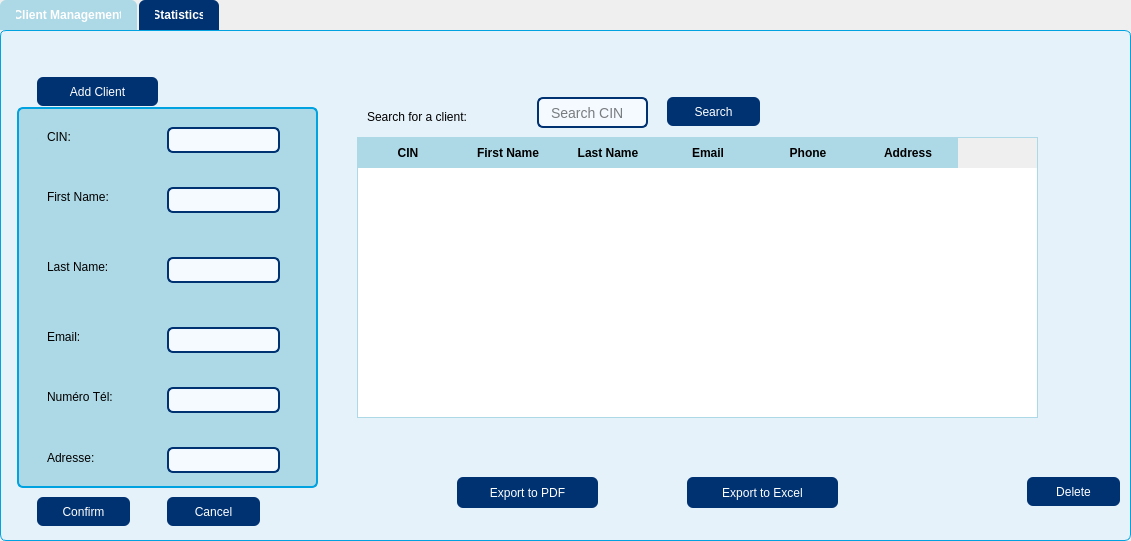
Qt form clientwindow.ui (Esprit-UP-Algo/projetpcc-2a26-voltshop) before a commit.
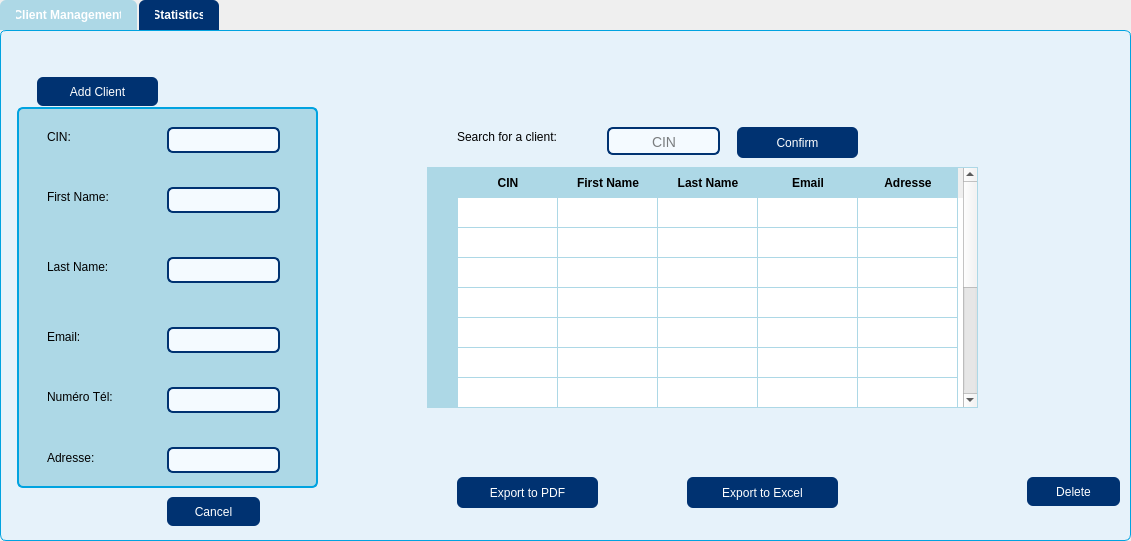
The same form after that commit. Icons and pictures are not drawn.

Commit message: updated integration between Client and Payment tabs , with login UI

What changed in the file:
```diff
--- a/clientwindow.ui
+++ b/clientwindow.ui
@@ -347,30 +347,6 @@
       </property>
      </widget>
     </widget>
-    <widget class="QPushButton" name="pushButton_confirm">
-     <property name="geometry">
-      <rect>
-       <x>30</x>
-       <y>460</y>
-       <width>93</width>
-       <height>29</height>
-      </rect>
-     </property>
-     <property name="styleSheet">
-      <string notr="true">QPushButton {
-	font: 900 9pt "Swis721 Blk BT";
-    background-color: #003271;
-    color: white;
-    border-radius: 6px;
-    padding: 6px 12px;
-}
-QPushButton:hover { background-color: #004599; }
-QPushButton:pressed { background-color: #002050; }</string>
-     </property>
-     <property name="text">
-      <string>Confirm</string>
-     </property>
-    </widget>
     <widget class="QPushButton" name="pushButton_cancel">
      <property name="geometry">
       <rect>
@@ -395,71 +371,6 @@
       <string>Cancel</string>
      </property>
     </widget>
-    <widget class="QTableWidget" name="tableWidget_clients">
-     <property name="geometry">
-      <rect>
-       <x>350</x>
-       <y>100</y>
-       <width>681</width>
-       <height>281</height>
-      </rect>
-     </property>
-     <property name="styleSheet">
-      <string notr="true">QTableWidget {
-    background-color: white;
-    alternate-background-color: #E6F2FA;
-    gridline-color: #ADD8E6;
-    border: 1px solid #ADD8E6;
-    selection-background-color: #003271;
-    selection-color: white;
-    font-family: Segoe UI, Arial;
-    font-size: 13px;
-}
-
-QHeaderView::section {
-    background-color: #ADD8E6;
-    color: black;
-    padding: 6px;
-    border: none;
-    font-weight: bold;
-}
-
-QTableCornerButton::section {
-    background-color: #ADD8E6;
-    border: none;
-}</string>
-     </property>
-     <column>
-      <property name="text">
-       <string>CIN</string>
-      </property>
-     </column>
-     <column>
-      <property name="text">
-       <string>First Name</string>
-      </property>
-     </column>
-     <column>
-      <property name="text">
-       <string>Last Name</string>
-      </property>
-     </column>
-     <column>
-      <property name="text">
-       <string>Email</string>
-      </property>
-     </column>
-     <column>
-      <property name="text">
-       <string>Phone</string>
-      </property>
-     </column>
-     <column>
-      <property name="text">
-       <string>Address</string>
-      </property>
-     </column>
-    </widget>
     <widget class="QPushButton" name="pushButton_addclient">
      <property name="geometry">
       <rect>
@@ -560,40 +471,12 @@
       <string>Delete</string>
      </property>
     </widget>
-    <widget class="QLineEdit" name="lineEdit_search">
-     <property name="geometry">
-      <rect>
-       <x>530</x>
-       <y>60</y>
-       <width>111</width>
-       <height>31</height>
-      </rect>
-     </property>
-     <property name="styleSheet">
-      <string notr="true">QLineEdit {
-    background-color: #f4faff;
-    border: 2px solid #003271;
-    border-radius: 6px;
-    padding: 6px 10px;
-    font-size: 14px;
-    color: #000000;
-}
-
-QLineEdit:focus {
-    border: 2px solid #1e6fd9;
-    background-color: #ffffff;
-}</string>
-     </property>
-     <property name="placeholderText">
-      <string>Search CIN</string>
-     </property>
-    </widget>
     <widget class="QLabel" name="label_8">
      <property name="geometry">
       <rect>
-       <x>360</x>
-       <y>70</y>
-       <width>161</width>
+       <x>450</x>
+       <y>90</y>
+       <width>121</width>
        <height>20</height>
       </rect>
      </property>
@@ -605,18 +488,114 @@
       <string>Search for a client:</string>
      </property>
     </widget>
-    <widget class="QPushButton" name="pushButton_search">
+    <widget class="QTableWidget" name="tableWidget">
      <property name="geometry">
       <rect>
-       <x>660</x>
-       <y>60</y>
-       <width>93</width>
-       <height>29</height>
+       <x>420</x>
+       <y>130</y>
+       <width>551</width>
+       <height>241</height>
+      </rect>
+     </property>
+     <property name="styleSheet">
+      <string notr="true">QTableWidget {
+    background-color: white;
+    alternate-background-color: #E6F2FA;
+    gridline-color: #ADD8E6;
+    border: 1px solid #ADD8E6;
+    selection-background-color: #003271;
+    selection-color: white;
+    font-family: Segoe UI, Arial;
+    font-size: 13px;
+}
+
+QHeaderView::section {
+    background-color: #ADD8E6;
+    color: black;
+    padding: 6px;
+    border: none;
+    font-weight: bold;
+}
+
+QTableCornerButton::section {
+    background-color: #ADD8E6;
+    border: none;
+}</string>
+     </property>
+     <row>
+      <property name="text">
+       <string/>
+      </property>
+     </row>
+     <row>
+      <property name="text">
+       <string/>
+      </property>
+     </row>
+     <row>
+      <property name="text">
+       <string/>
+      </property>
+     </row>
+     <row>
+      <property name="text">
+       <string/>
+      </property>
+     </row>
+     <row>
+      <property name="text">
+       <string/>
+      </property>
+     </row>
+     <row>
+      <property name="text">
+       <string/>
+      </property>
+     </row>
+     <row/>
+     <row/>
+     <row/>
+     <row/>
+     <row/>
+     <row/>
+     <column>
+      <property name="text">
+       <string>CIN</string>
+      </property>
+     </column>
+     <column>
+      <property name="text">
+       <string>First Name</string>
+      </property>
+     </column>
+     <column>
+      <property name="text">
+       <string>Last Name</string>
+      </property>
+     </column>
+     <column>
+      <property name="text">
+       <string>Email</string>
+      </property>
+     </column>
+     <column>
+      <property name="text">
+       <string>Adresse</string>
+      </property>
+     </column>
+    </widget>
+    <widget class="QPushButton" name="pushButton_3">
+     <property name="geometry">
+      <rect>
+       <x>730</x>
+       <y>90</y>
+       <width>121</width>
+       <height>31</height>
       </rect>
      </property>
      <property name="styleSheet">
       <string notr="true">QPushButton {
-	font: 900 9pt "Swis721 Blk BT";
+	font: 900 9pt &quot;Swis721 Blk BT&quot;;
     background-color: #003271;
     color: white;
     border-radius: 6px;
@@ -626,7 +605,277 @@
 QPushButton:pressed { background-color: #002050; }</string>
      </property>
      <property name="text">
-      <string>Search</string>
+      <string>Confirm</string>
+     </property>
+    </widget>
+    <widget class="QLineEdit" name="lineEdit_4">
+     <property name="geometry">
+      <rect>
+       <x>600</x>
+       <y>90</y>
+       <width>113</width>
+       <height>28</height>
+      </rect>
+     </property>
+     <property name="styleSheet">
+      <string notr="true">QLineEdit {
+    background-color: #f4faff;
+    border: 2px solid #003271;
+    border-radius: 6px;
+    padding: 6px 10px;
+    font-size: 14px;
+    color: #000000;
+}
+
+QLineEdit:focus {
+    border: 2px solid #1e6fd9;
+    background-color: #ffffff;
+}
+</string>
+     </property>
+     <property name="text">
+      <string/>
+     </property>
+     <property name="placeholderText">
+      <string>        CIN</string>
+     </property>
+    </widget>
+    <widget class="QPushButton" name="pushButton_10">
+     <property name="geometry">
+      <rect>
+       <x>420</x>
+       <y>160</y>
+       <width>31</width>
+       <height>31</height>
+      </rect>
+     </property>
+     <property name="styleSheet">
+      <string notr="true">QPushButton {
+    background-color: rgb(173, 216, 230);
+    border-radius: 10px;
+    padding: 8px;
+    font-weight: bold;
+    color: black;
+}
+
+QPushButton:hover {
+    background-color: rgb(135, 206, 250); /* un bleu un peu plus clair */
+}
+
+QPushButton:pressed {
+    background-color: rgb(100, 149, 237); /* un bleu un peu plus foncé */
+}
+</string>
+     </property>
+     <property name="text">
+      <string/>
+     </property>
+     <property name="icon">
+      <iconset theme="QIcon::ThemeIcon::MailMessageNew"/>
+     </property>
+    </widget>
+    <widget class="QPushButton" name="pushButton_11">
+     <property name="geometry">
+      <rect>
+       <x>420</x>
+       <y>190</y>
+       <width>31</width>
+       <height>31</height>
+      </rect>
+     </property>
+     <property name="styleSheet">
+      <string notr="true">QPushButton {
+    background-color: rgb(173, 216, 230);
+    border-radius: 10px;
+    padding: 8px;
+    font-weight: bold;
+    color: black;
+}
+
+QPushButton:hover {
+    background-color: rgb(135, 206, 250); /* un bleu un peu plus clair */
+}
+
+QPushButton:pressed {
+    background-color: rgb(100, 149, 237); /* un bleu un peu plus foncé */
+}
+</string>
+     </property>
+     <property name="text">
+      <string/>
+     </property>
+     <property name="icon">
+      <iconset theme="QIcon::ThemeIcon::MailMessageNew"/>
+     </property>
+    </widget>
+    <widget class="QPushButton" name="pushButton_12">
+     <property name="geometry">
+      <rect>
+       <x>420</x>
+       <y>220</y>
+       <width>31</width>
+       <height>31</height>
+      </rect>
+     </property>
+     <property name="styleSheet">
+      <string notr="true">QPushButton {
+    background-color: rgb(173, 216, 230);
+    border-radius: 10px;
+    padding: 8px;
+    font-weight: bold;
+    color: black;
+}
+
+QPushButton:hover {
+    background-color: rgb(135, 206, 250); /* un bleu un peu plus clair */
+}
+
+QPushButton:pressed {
+    background-color: rgb(100, 149, 237); /* un bleu un peu plus foncé */
+}
+</string>
+     </property>
+     <property name="text">
+      <string/>
+     </property>
+     <property name="icon">
+      <iconset theme="QIcon::ThemeIcon::MailMessageNew"/>
+     </property>
+    </widget>
+    <widget class="QPushButton" name="pushButton_13">
+     <property name="geometry">
+      <rect>
+       <x>420</x>
+       <y>250</y>
+       <width>31</width>
+       <height>31</height>
+      </rect>
+     </property>
+     <property name="styleSheet">
+      <string notr="true">QPushButton {
+    background-color: rgb(173, 216, 230);
+    border-radius: 10px;
+    padding: 8px;
+    font-weight: bold;
+    color: black;
+}
+
+QPushButton:hover {
+    background-color: rgb(135, 206, 250); /* un bleu un peu plus clair */
+}
+
+QPushButton:pressed {
+    background-color: rgb(100, 149, 237); /* un bleu un peu plus foncé */
+}
+</string>
+     </property>
+     <property name="text">
+      <string/>
+     </property>
+     <property name="icon">
+      <iconset theme="QIcon::ThemeIcon::MailMessageNew"/>
+     </property>
+    </widget>
+    <widget class="QPushButton" name="pushButton_14">
+     <property name="geometry">
+      <rect>
+       <x>420</x>
+       <y>280</y>
+       <width>31</width>
+       <height>31</height>
+      </rect>
+     </property>
+     <property name="styleSheet">
+      <string notr="true">QPushButton {
+    background-color: rgb(173, 216, 230);
+    border-radius: 10px;
+    padding: 8px;
+    font-weight: bold;
+    color: black;
+}
+
+QPushButton:hover {
+    background-color: rgb(135, 206, 250); /* un bleu un peu plus clair */
+}
+
+QPushButton:pressed {
+    background-color: rgb(100, 149, 237); /* un bleu un peu plus foncé */
+}
+</string>
+     </property>
+     <property name="text">
+      <string/>
+     </property>
+     <property name="icon">
+      <iconset theme="QIcon::ThemeIcon::MailMessageNew"/>
+     </property>
+    </widget>
+    <widget class="QPushButton" name="pushButton_15">
+     <property name="geometry">
+      <rect>
+       <x>420</x>
+       <y>310</y>
+       <width>31</width>
+       <height>31</height>
+      </rect>
+     </property>
+     <property name="styleSheet">
+      <string notr="true">QPushButton {
+    background-color: rgb(173, 216, 230);
+    border-radius: 10px;
+    padding: 8px;
+    font-weight: bold;
+    color: black;
+}
+
+QPushButton:hover {
+    background-color: rgb(135, 206, 250); /* un bleu un peu plus clair */
+}
+
+QPushButton:pressed {
+    background-color: rgb(100, 149, 237); /* un bleu un peu plus foncé */
+}
+</string>
+     </property>
+     <property name="text">
+      <string/>
+     </property>
+     <property name="icon">
+      <iconset theme="QIcon::ThemeIcon::MailMessageNew"/>
+     </property>
+    </widget>
+    <widget class="QPushButton" name="pushButton_16">
+     <property name="geometry">
+      <rect>
+       <x>420</x>
+       <y>340</y>
+       <width>31</width>
+       <height>31</height>
+      </rect>
+     </property>
+     <property name="styleSheet">
+      <string notr="true">QPushButton {
+    background-color: rgb(173, 216, 230);
+    border-radius: 10px;
+    padding: 8px;
+    font-weight: bold;
+    color: black;
+}
+
+QPushButton:hover {
+    background-color: rgb(135, 206, 250); /* un bleu un peu plus clair */
+}
+
+QPushButton:pressed {
+    background-color: rgb(100, 149, 237); /* un bleu un peu plus foncé */
+}
+</string>
+     </property>
+     <property name="text">
+      <string/>
+     </property>
+     <property name="icon">
+      <iconset theme="QIcon::ThemeIcon::MailMessageNew"/>
      </property>
     </widget>
    </widget>
```
Left out of the diff: 38 changed lines with no effect on the pictures. The commit also changes 532 other files.
